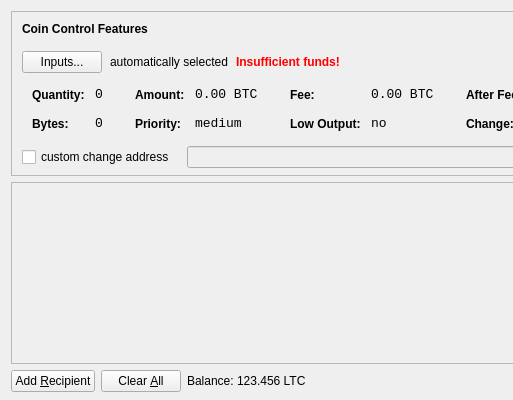
Above: src/qt/forms/sendcoinsdialog.ui from Kudos-Rewards/kudos-alpha before the change; both pictures show x 0 to 513 and y 0 to 400 of the 850 by 400 pixel window. Below: the same form after it.
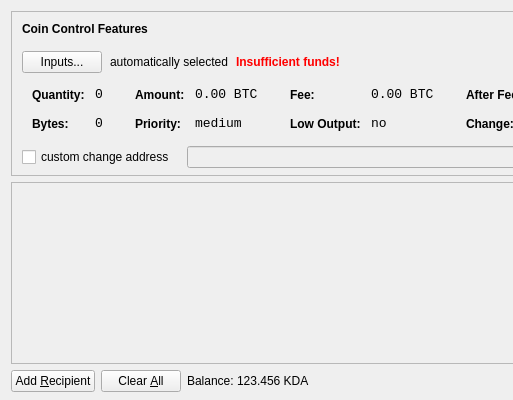
That is the form after the change. Icons and pictures are not drawn.

What changed in the file:
```diff
--- a/src/qt/forms/sendcoinsdialog.ui
+++ b/src/qt/forms/sendcoinsdialog.ui
@@ -720,7 +720,7 @@
           <cursorShape>IBeamCursor</cursorShape>
          </property>
          <property name="text">
-          <string>123.456 LTC</string>
+          <string>123.456 KDA</string>
          </property>
          <property name="textInteractionFlags">
           <set>Qt::LinksAccessibleByMouse|Qt::TextSelectableByKeyboard|Qt::TextSelectableByMouse</set>
```
